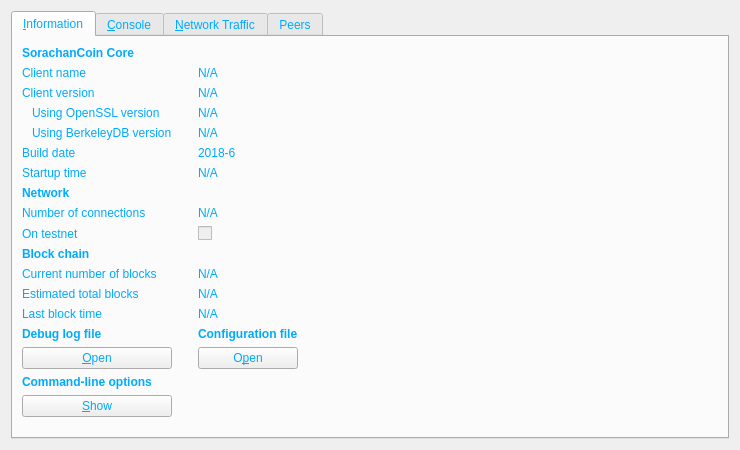
Above: src/qt/forms/rpcconsole.ui from FromHDDtoSSD/SorachanCoin-qt before the change. Below: the same form after it.
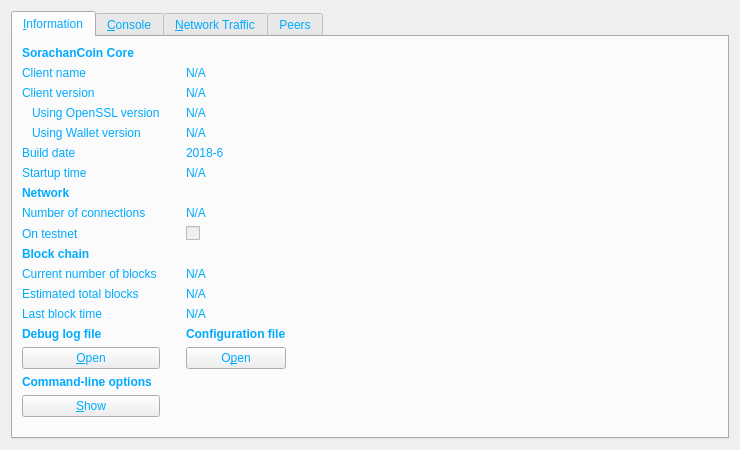
That is the form after the change. Icons and pictures are not drawn. Custom widgets are drawn as their Qt base class.

Commit message: SorachanCoin: Welcome to wallet database by SQLite.

```diff
--- a/src/qt/forms/rpcconsole.ui
+++ b/src/qt/forms/rpcconsole.ui
@@ -302,7 +302,7 @@
        <item row="4" column="0">
         <widget class="QLabel" name="label_berkeleyDBVersion">
          <property name="text">
-          <string>Using BerkeleyDB version</string>
+          <string>Using Wallet version</string>
          </property>
          <property name="indent">
           <number>10</number>
```
The commit also changes 14 other files.
